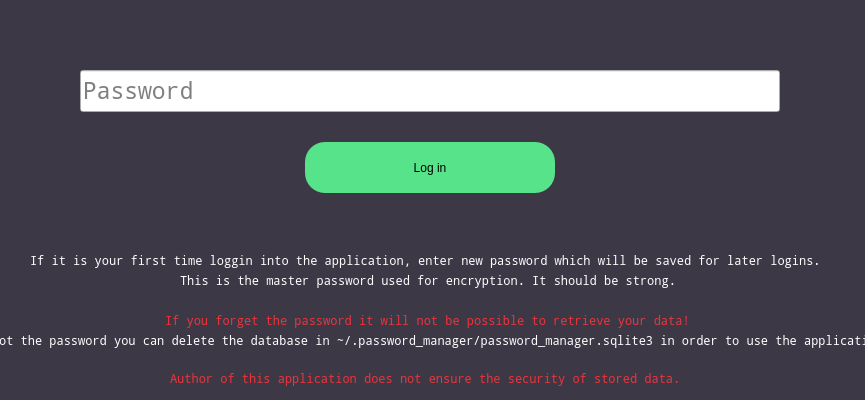
First picture: the form in src/uis/login.ui, repository kubawen10/PasswordManager, before the edit; both pictures show x 170 to 1035 and y 400 to 800 of the 1200 by 800 pixel window.
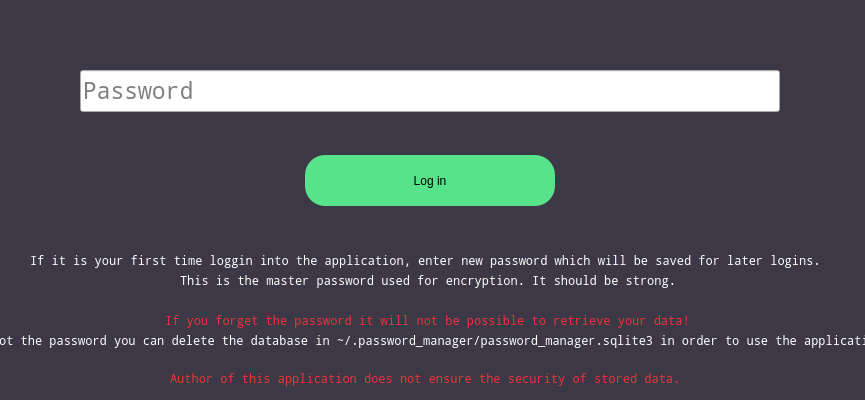
Second picture: the form after the edit.

```diff
--- a/src/uis/login.ui
+++ b/src/uis/login.ui
@@ -61,7 +61,7 @@
     <property name="geometry">
      <rect>
       <x>475</x>
-      <y>542</y>
+      <y>555</y>
       <width>250</width>
       <height>51</height>
      </rect>
@@ -242,9 +242,9 @@
    <widget class="QLabel" name="passwordError">
     <property name="geometry">
      <rect>
-      <x>264</x>
-      <y>520</y>
-      <width>691</width>
+      <x>250</x>
+      <y>514</y>
+      <width>700</width>
       <height>31</height>
      </rect>
     </property>
```
